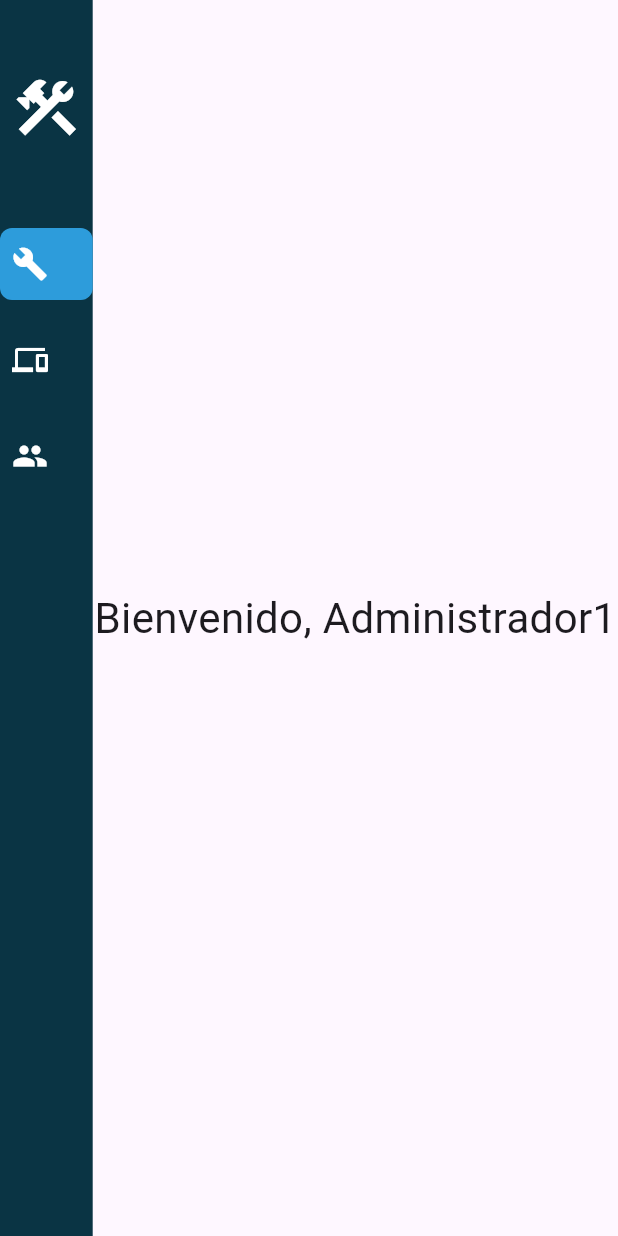
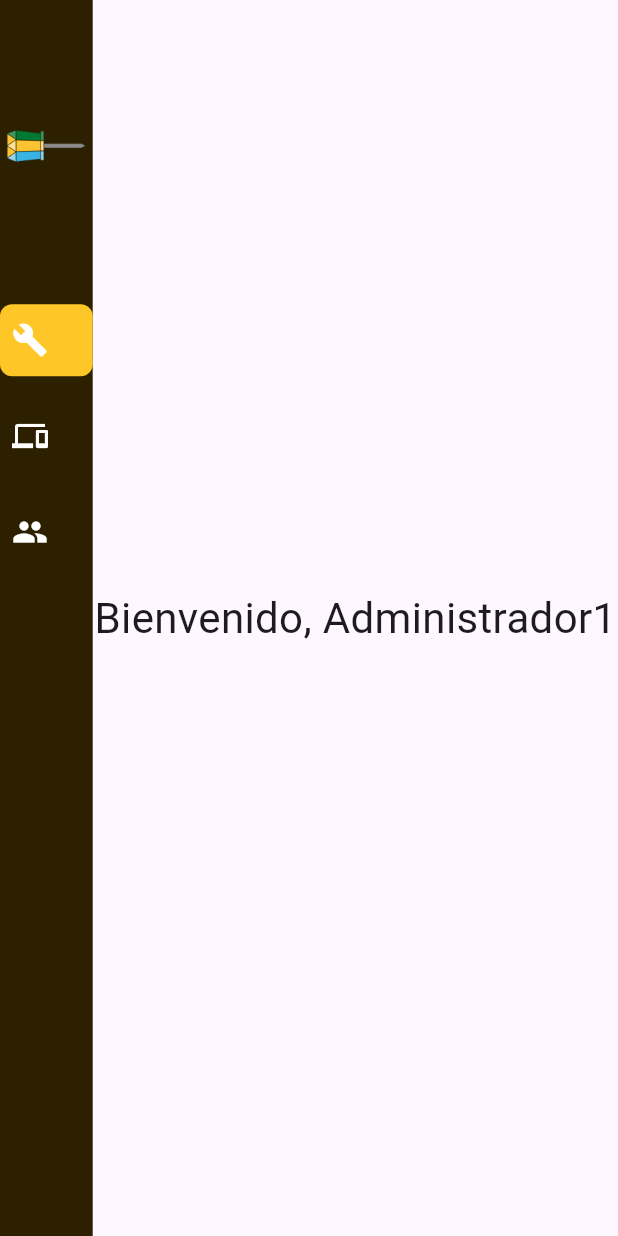
Before and after one commit to slumrike2/GEMA-Frontend, a Flutter app: the screen it shows after launch, on a phone screen of 412 x 824 dp. Run offline on Flutter 3.47's test engine with Material 3 defaults, Android fonts, the phone set to English and light mode, and no system bars.

Commit message:
Cambiados los colores del sidebar a amarillo, azul y verde para mantenimientos, personal y mantenimientos respectivamente Agregado iconos dinamicos para el sidebar Cambie el nombre del adminScreen a admin_screen porque me daba un error

```diff
--- a/lib/Components/sidebar.dart
+++ b/lib/Components/sidebar.dart
@@ -14,9 +14,22 @@ class Sidebar extends StatelessWidget {
   Widget build(BuildContext context) {
     // Definir los colores de fondo para cada pantalla
     final List<Color> sidebarColors = [
-      const Color(0xFF0A3444), // Azul para la primera pantalla
-      const Color(0xFF002811), // Verde para la segunda pantalla
-      const Color(0xFF2C2001), // Amarillo para la tercera pantalla
+      const Color(0xFF2C2001), // Amarillo para Mantenimientos
+      const Color(0xFF002811), // Verde para ubicaciones y equipos
+       const Color(0xFF0A3444), // Azul para personal y cuadrillas
+    ];
+
+    final List<Color> selectedItemColors = [
+      const Color.fromARGB(255, 255, 198, 39), // Amarillo para Mantenimientos
+      const Color.fromARGB(255, 0, 121, 52), // Verde para Equipos y Ubicaciones
+      const Color.fromARGB(255, 65, 180, 229), // Azul para Cuadrillas
+    ];
+
+    // Lista de iconos del sidebar
+    final List<String> sidebarLogos = [
+      'Icon/Status=Yellow.png', // Icono para Mantenimientos
+      'Icon/Status=Green.png', // Icono para Equipos y Ubicaciones
+      'Icon/Status=Blue.png', // Icono para Cuadrillas
     ];
 
     final items = [
@@ -24,18 +37,21 @@ class Sidebar extends StatelessWidget {
         icon: Icons.build,
         label: 'Mantenimientos',
         isSelected: selectedIndex == 0,
+        selectedColor: selectedItemColors[0],
         onTap: () => onItemSelected(0),
       ),
       _SidebarItem(
         icon: Icons.devices,
         label: 'Equipos y Ubicaciones',
         isSelected: selectedIndex == 1,
+        selectedColor: selectedItemColors[1],
         onTap: () => onItemSelected(1),
       ),
       _SidebarItem(
         icon: Icons.group,
         label: 'Cuadrillas',
         isSelected: selectedIndex == 2,
+        selectedColor: selectedItemColors[2],
         onTap: () => onItemSelected(2),
       ),
     ];
@@ -47,10 +63,16 @@ class Sidebar extends StatelessWidget {
         mainAxisAlignment: MainAxisAlignment.start,
         children: [
           const SizedBox(height: 32),
-          // Logo
+          // Logo dinámico
           Padding(
             padding: const EdgeInsets.symmetric(vertical: 16.0),
-            child: Icon(Icons.construction, size: 48, color: Colors.white),
+            child: SizedBox(
+              height: MediaQuery.of(context).size.height * 0.12, // Ajusta el porcentaje según lo que necesites
+              child: Image.asset(
+                sidebarLogos[selectedIndex],
+                fit: BoxFit.contain,
+              ),
+            ),
           ),
           const SizedBox(height: 32),
           ...items,
@@ -64,12 +86,14 @@ class _SidebarItem extends StatelessWidget {
   final IconData icon;
   final String label;
   final bool isSelected;
+  final Color selectedColor;
   final VoidCallback onTap;
 
   const _SidebarItem({
     required this.icon,
     required this.label,
     required this.isSelected,
+    required this.selectedColor,
     required this.onTap,
   });
 
@@ -81,7 +105,7 @@ class _SidebarItem extends StatelessWidget {
         margin: const EdgeInsets.symmetric(vertical: 8),
         padding: const EdgeInsets.symmetric(vertical: 12, horizontal: 8),
         decoration: BoxDecoration(
-          color: isSelected ? const Color(0xFF2D9CDB) : Colors.transparent,
+          color: isSelected ? selectedColor : Colors.transparent,
           borderRadius: BorderRadius.circular(8),
         ),
         child: Row(
--- a/lib/Components/tag.dart
+++ b/lib/Components/tag.dart
@@ -7,12 +7,12 @@ class Tag extends StatelessWidget {
   final VoidCallback? onTap;
 
   const Tag({
-    Key? key,
+    super.key,
     required this.label,
     this.color = const Color(0xFF43A047),
     this.onRemove,
     this.onTap,
-  }) : super(key: key);
+  });
 
   @override
   Widget build(BuildContext context) {
--- a/lib/Screens/adminScreen.dart
+++ b/lib/Screens/admin_screen.dart
@@ -5,7 +5,7 @@ import 'equipos_ubicaciones_screen.dart';
 import 'cuadrillas_screen.dart';
 
 class AdminScreen extends StatefulWidget {
-  const AdminScreen({Key? key}) : super(key: key);
+  const AdminScreen({super.key});
 
   @override
   State<AdminScreen> createState() => _AdminScreenState();
--- a/lib/Screens/cuadrillas_screen.dart
+++ b/lib/Screens/cuadrillas_screen.dart
@@ -1,7 +1,7 @@
 import 'package:flutter/material.dart';
 
 class CuadrillasScreen extends StatelessWidget {
-  const CuadrillasScreen({Key? key}) : super(key: key);
+  const CuadrillasScreen({super.key});
 
   @override
   Widget build(BuildContext context) {
--- a/lib/Screens/equipos_ubicaciones_screen.dart
+++ b/lib/Screens/equipos_ubicaciones_screen.dart
@@ -2,7 +2,7 @@ import 'package:flutter/material.dart';
 import 'package:frontend/Components/tag.dart';
 
 class EquiposUbicacionesScreen extends StatelessWidget {
-  const EquiposUbicacionesScreen({Key? key}) : super(key: key);
+  const EquiposUbicacionesScreen({super.key});
 
   @override
   Widget build(BuildContext context) {
--- a/lib/Screens/mantenimientos_screen.dart
+++ b/lib/Screens/mantenimientos_screen.dart
@@ -1,7 +1,7 @@
 import 'package:flutter/material.dart';
 
 class MantenimientosScreen extends StatelessWidget {
-  const MantenimientosScreen({Key? key}) : super(key: key);
+  const MantenimientosScreen({super.key});
 
   @override
   Widget build(BuildContext context) {
--- a/lib/main.dart
+++ b/lib/main.dart
@@ -1,5 +1,5 @@
 import 'package:flutter/material.dart';
-import 'Screens/adminScreen.dart';
+import 'Screens/admin_screen.dart';
 
 void main() {
   runApp(const MainApp());
--- a/pubspec.yaml
+++ b/pubspec.yaml
@@ -17,3 +17,7 @@ dev_dependencies:
 
 flutter:
   uses-material-design: true
+  assets:
+    - Icon/Status=Blue.png
+    - Icon/Status=Green.png
+    - Icon/Status=Yellow.png
```
Also changed, not shown: GEMA Icon.png (deleted), Icon/Status=Blue.png (added), Icon/Status=Green.png (added), Icon/Status=Yellow.png (added), pubspec.lock.
